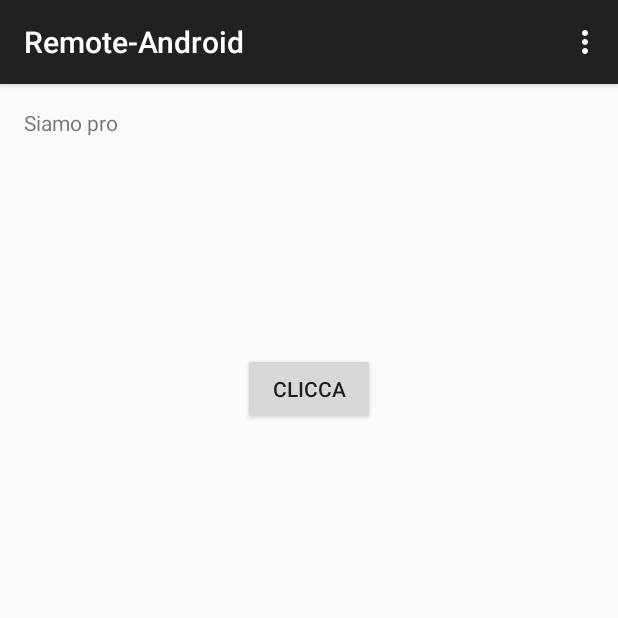
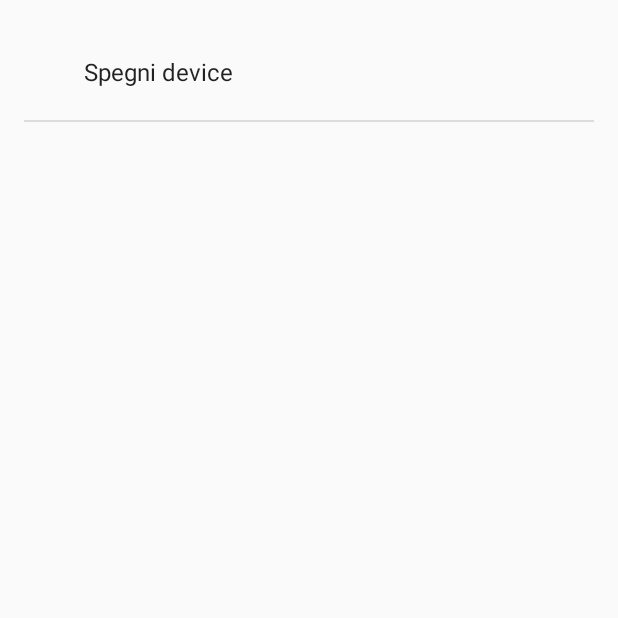
Before and after one commit to calannap/Remote-Android, an Android app: the screen it shows after launch (MainActivity), on a phone screen of 412 x 824 dp, the top half of it. Run offline under Robolectric (Android 15) with nearby library versions, the phone set to English and light mode, and no system bars.

```diff
--- a/app/src/main/java/com/example/lee/remote_android/MainActivity.java
+++ b/app/src/main/java/com/example/lee/remote_android/MainActivity.java
@@ -1,17 +1,23 @@
 package com.example.lee.remote_android;
 
+import android.app.ListActivity;
 import android.support.v7.app.ActionBarActivity;
 import android.os.Bundle;
 import android.view.Menu;
 import android.view.MenuItem;
+import android.widget.ArrayAdapter;
 
 
-public class MainActivity extends ActionBarActivity {
+public class MainActivity extends ListActivity {
 
     @Override
     protected void onCreate(Bundle savedInstanceState) {
         super.onCreate(savedInstanceState);
         setContentView(R.layout.activity_main);
+        String [] s1 = {"Spegni device"};
+        ArrayAdapter<String> adapter = new ArrayAdapter<String>(getListView().getContext(), android.R.layout.simple_expandable_list_item_1,s1);
+        getListView().setAdapter(adapter);
+
     }
 
     @Override
--- a/app/src/main/res/layout/activity_main.xml
+++ b/app/src/main/res/layout/activity_main.xml
@@ -5,17 +5,15 @@
     android:paddingTop="@dimen/activity_vertical_margin"
     android:paddingBottom="@dimen/activity_vertical_margin" tools:context=".MainActivity">
 
-    <TextView android:text="Siamo pro" android:layout_width="wrap_content"
-        android:layout_height="wrap_content"
-        android:id="@+id/textView" />
 
-    <Button
+
+    <ListView
+        android:id="@android:id/list"
         android:layout_width="wrap_content"
         android:layout_height="wrap_content"
-        android:text="Clicca"
-        android:id="@+id/button"
-        android:layout_below="@+id/textView"
-        android:layout_centerHorizontal="true"
-        android:layout_marginTop="144dp" />
+        android:layout_alignParentTop="true"
+        android:layout_alignParentRight="true"
+        android:layout_alignParentEnd="true"
+        android:layout_alignParentBottom="true" />
 
 </RelativeLayout>
```
